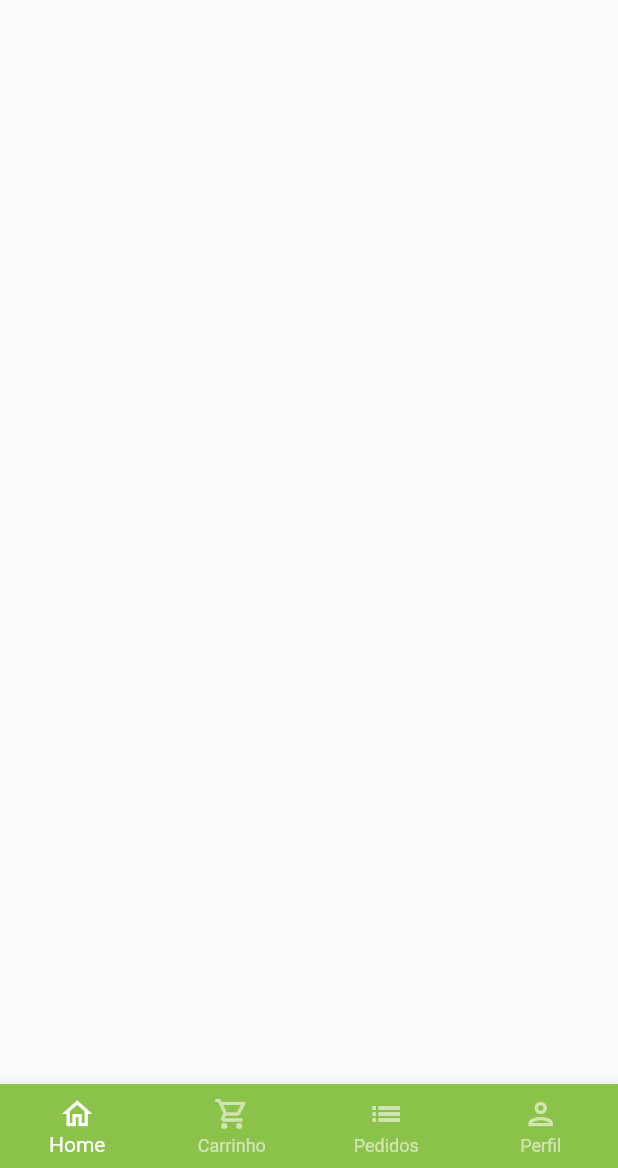
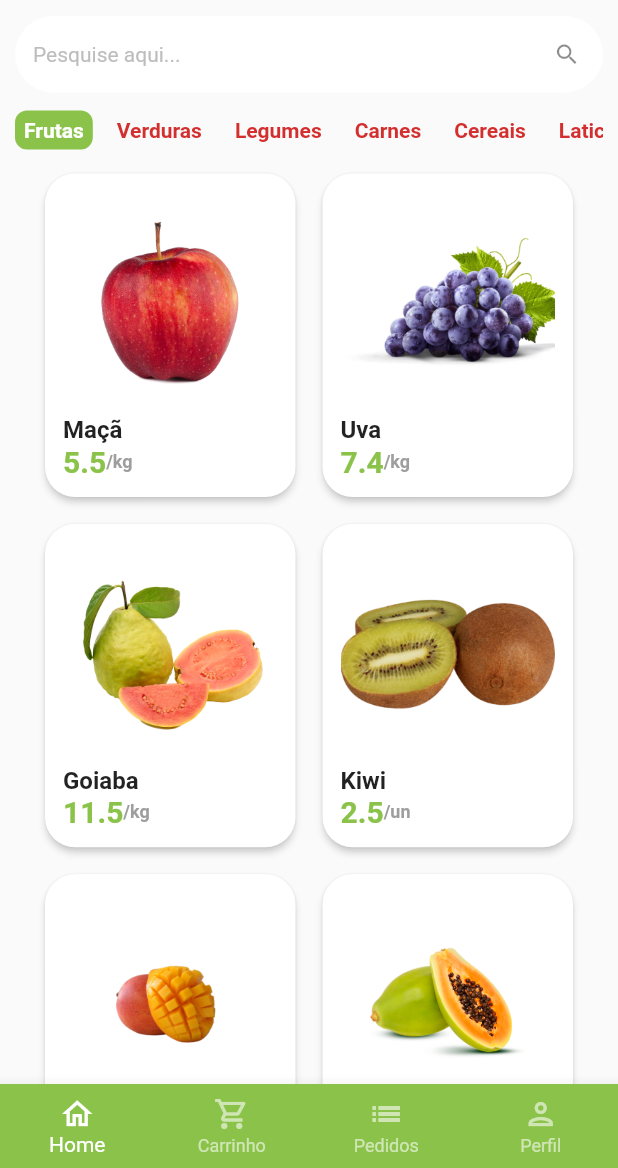
Before and after one commit to diegovilarinho/greengrocerapp, a Flutter app: the screen it shows after launch, after a tap on "Entrar", on a phone screen of 412 x 824 dp, the part 68-1236 px from its top. Run offline on Flutter 3.47's test engine with Material 2 defaults, Android fonts, the phone set to English and light mode, and no system bars; drawn by our look-alikes of badges; our stand-ins replace animated_text_kit, mask_text_input_formatter.

Commit message:
added mocks and implemented products grid

```diff
--- a/lib/main.dart
+++ b/lib/main.dart
@@ -1,6 +1,6 @@
 import 'package:flutter/material.dart';
 
-import 'src/auth/sign_in_screen.dart';
+import 'src/screens/auth/sign_in_screen.dart';
 
 void main() {
   runApp(const MyApp());
--- /dev/null
+++ b/lib/src/data/mock_api.dart
@@ -0,0 +1,75 @@
+import 'package:greengrocer/src/models/item_model.dart';
+
+ItemModel apple = ItemModel(
+  description:
+      'A melhor maçã da região e que conta com o melhor preço de qualquer quitanda. Este item conta com vitaminas essenciais para o fortalecimento corporal, resultando em uma vida saudável.',
+  imgUrl: 'assets/fruits/apple.png',
+  itemName: 'Maçã',
+  price: 5.5,
+  unit: 'kg',
+);
+
+ItemModel grape = ItemModel(
+  imgUrl: 'assets/fruits/grape.png',
+  itemName: 'Uva',
+  price: 7.4,
+  unit: 'kg',
+  description:
+      'A melhor uva da região e que conta com o melhor preço de qualquer quitanda. Este item conta com vitaminas essenciais para o fortalecimento corporal, resultando em uma vida saudável.',
+);
+
+ItemModel guava = ItemModel(
+  imgUrl: 'assets/fruits/guava.png',
+  itemName: 'Goiaba',
+  price: 11.5,
+  unit: 'kg',
+  description:
+      'A melhor goiaba da região e que conta com o melhor preço de qualquer quitanda. Este item conta com vitaminas essenciais para o fortalecimento corporal, resultando em uma vida saudável.',
+);
+
+ItemModel kiwi = ItemModel(
+  imgUrl: 'assets/fruits/kiwi.png',
+  itemName: 'Kiwi',
+  price: 2.5,
+  unit: 'un',
+  description:
+      'O melhor kiwi da região e que conta com o melhor preço de qualquer quitanda. Este item conta com vitaminas essenciais para o fortalecimento corporal, resultando em uma vida saudável.',
+);
+
+ItemModel mango = ItemModel(
+  imgUrl: 'assets/fruits/mango.png',
+  itemName: 'Manga',
+  price: 2.5,
+  unit: 'un',
+  description:
+      'A melhor manga da região e que conta com o melhor preço de qualquer quitanda. Este item conta com vitaminas essenciais para o fortalecimento corporal, resultando em uma vida saudável.',
+);
+
+ItemModel papaya = ItemModel(
+  imgUrl: 'assets/fruits/papaya.png',
+  itemName: 'Mamão papaya',
+  price: 8,
+  unit: 'kg',
+  description:
+      'O melhor mamão da região e que conta com o melhor preço de qualquer quitanda. Este item conta com vitaminas essenciais para o fortalecimento corporal, resultando em uma vida saudável.',
+);
+
+// Products List
+List<ItemModel> items = [
+  apple,
+  grape,
+  guava,
+  kiwi,
+  mango,
+  papaya,
+];
+
+// Categories List
+List<String> categories = [
+  'Frutas',
+  'Verduras',
+  'Legumes',
+  'Carnes',
+  'Cereais',
+  'Laticíneos',
+];
--- a/lib/src/home/home_tab.dart
+++ /dev/null
@@ -1,67 +0,0 @@
-import 'package:badges/badges.dart';
-import 'package:flutter/material.dart';
-import 'package:flutter/src/widgets/container.dart';
-import 'package:flutter/src/widgets/framework.dart';
-import 'package:greengrocer/src/config/custom_colors.dart';
-
-class HomeTab extends StatelessWidget {
-  const HomeTab({super.key});
-
-  @override
-  Widget build(BuildContext context) {
-    return Scaffold(
-      // AppBar + CartIcon
-      appBar: AppBar(
-        backgroundColor: Colors.transparent,
-        elevation: 0,
-        centerTitle: true,
-        title: Text.rich(
-          TextSpan(
-            style: const TextStyle(fontSize: 30),
-            children: [
-              TextSpan(
-                text: 'Green',
-                style: TextStyle(
-                  color: CustomColors.customSwatchColor,
-                ),
-              ),
-              TextSpan(
-                text: 'grocer',
-                style: TextStyle(
-                  color: CustomColors.customContrastColor,
-                ),
-              ),
-            ],
-          ),
-        ),
-        actions: [
-          Padding(
-            padding: const EdgeInsets.only(
-              top: 15,
-              right: 17,
-            ),
-            child: GestureDetector(
-              onTap: () {
-                print('GO TO CART');
-              },
-              child: Badge(
-                badgeColor: CustomColors.customContrastColor,
-                badgeContent: const Text('10'),
-                child: Icon(
-                  Icons.shopping_cart,
-                  color: CustomColors.customSwatchColor,
-                ),
-              ),
-            ),
-          )
-        ],
-      ),
-
-      // Search Bar
-
-      // Categories badges
-
-      // Products Gri
-    );
-  }
-}
--- /dev/null
+++ b/lib/src/models/item_model.dart
@@ -0,0 +1,15 @@
+class ItemModel {
+  String description;
+  String imgUrl;
+  String itemName;
+  double price;
+  String unit;
+
+  ItemModel({
+    required this.description,
+    required this.imgUrl,
+    required this.itemName,
+    required this.price,
+    required this.unit,
+  });
+}
--- a/lib/src/auth/sign_in_screen.dart
+++ b/lib/src/screens/auth/sign_in_screen.dart
@@ -1,8 +1,8 @@
 import 'package:animated_text_kit/animated_text_kit.dart';
 import 'package:flutter/material.dart';
-import 'package:greengrocer/src/auth/components/custom_text_field.dart';
-import 'package:greengrocer/src/auth/sign_up_screen.dart';
-import 'package:greengrocer/src/base/base_screen.dart';
+import 'package:greengrocer/src/screens/auth/components/custom_text_field.dart';
+import 'package:greengrocer/src/screens/auth/sign_up_screen.dart';
+import 'package:greengrocer/src/screens/base/base_screen.dart';
 import 'package:greengrocer/src/config/custom_colors.dart';
 
 class SignInScreen extends StatelessWidget {
--- a/lib/src/auth/sign_up_screen.dart
+++ b/lib/src/screens/auth/sign_up_screen.dart
@@ -1,6 +1,6 @@
 import 'package:flutter/material.dart';
-import 'package:greengrocer/src/auth/components/custom_text_field.dart';
-import 'package:greengrocer/src/base/base_screen.dart';
+import 'package:greengrocer/src/screens/auth/components/custom_text_field.dart';
+import 'package:greengrocer/src/screens/base/base_screen.dart';
 import 'package:greengrocer/src/config/custom_colors.dart';
 import 'package:mask_text_input_formatter/mask_text_input_formatter.dart';
 
--- a/lib/src/base/base_screen.dart
+++ b/lib/src/screens/base/base_screen.dart
@@ -1,6 +1,6 @@
 import 'package:flutter/material.dart';
 import 'package:greengrocer/src/config/custom_colors.dart';
-import 'package:greengrocer/src/home/home_tab.dart';
+import 'package:greengrocer/src/screens/home/home_tab.dart';
 
 class BaseScreen extends StatefulWidget {
   const BaseScreen({super.key});
--- /dev/null
+++ b/lib/src/screens/home/components/category_tile.dart
@@ -0,0 +1,40 @@
+import 'package:flutter/material.dart';
+import 'package:greengrocer/src/config/custom_colors.dart';
+
+class CategoryTile extends StatelessWidget {
+  final String categoryName;
+  final bool isSelected;
+  final VoidCallback onPressed;
+
+  const CategoryTile(
+      {Key? key,
+      required this.categoryName,
+      required this.isSelected,
+      required this.onPressed})
+      : super(key: key);
+
+  @override
+  Widget build(BuildContext context) {
+    return GestureDetector(
+      onTap: onPressed,
+      child: Align(
+        alignment: Alignment.center,
+        child: Container(
+          padding: const EdgeInsets.symmetric(horizontal: 6, vertical: 5),
+          decoration: BoxDecoration(
+              color: isSelected
+                  ? CustomColors.customSwatchColor
+                  : Colors.transparent,
+              borderRadius: BorderRadius.circular(8)),
+          child: Text(categoryName,
+              style: TextStyle(
+                color: isSelected
+                    ? Colors.white
+                    : CustomColors.customContrastColor,
+                fontWeight: FontWeight.bold,
+              )),
+        ),
+      ),
+    );
+  }
+}
--- /dev/null
+++ b/lib/src/screens/home/components/item_tile.dart
@@ -0,0 +1,65 @@
+import 'package:flutter/material.dart';
+import 'package:flutter/src/widgets/container.dart';
+import 'package:greengrocer/src/config/custom_colors.dart';
+import 'package:greengrocer/src/models/item_model.dart';
+
+class ItemTile extends StatelessWidget {
+  final ItemModel item;
+
+  const ItemTile({
+    Key? key,
+    required this.item,
+  }) : super(key: key);
+
+  @override
+  Widget build(BuildContext context) {
+    return Card(
+      elevation: 2,
+      shadowColor: Colors.grey.shade300,
+      shape: RoundedRectangleBorder(borderRadius: BorderRadius.circular(20)),
+      child: Padding(
+        padding: const EdgeInsets.all(12),
+        child: Column(
+          crossAxisAlignment: CrossAxisAlignment.stretch,
+          children: [
+            // Item Image
+            Expanded(
+              child: Image.asset(item.imgUrl),
+            ),
+
+            // Item Name
+            Text(
+              item.itemName,
+              style: const TextStyle(
+                fontSize: 16,
+                fontWeight: FontWeight.bold,
+              ),
+            ),
+
+            // Item Price + Item Unity
+            Row(
+              children: [
+                Text(
+                  item.price.toString(),
+                  style: TextStyle(
+                    fontSize: 20,
+                    fontWeight: FontWeight.bold,
+                    color: CustomColors.customSwatchColor,
+                  ),
+                ),
+                Text(
+                  '/${item.unit}',
+                  style: TextStyle(
+                    fontSize: 12,
+                    fontWeight: FontWeight.bold,
+                    color: Colors.grey.shade500,
+                  ),
+                ),
+              ],
+            ),
+          ],
+        ),
+      ),
+    );
+  }
+}
--- /dev/null
+++ b/lib/src/screens/home/home_tab.dart
@@ -0,0 +1,136 @@
+import 'package:badges/badges.dart';
+import 'package:flutter/material.dart';
+import 'package:greengrocer/src/config/custom_colors.dart';
+import 'package:greengrocer/src/screens/home/components/category_tile.dart';
+import 'package:greengrocer/src/data/mock_api.dart' as mockApi;
+import 'package:greengrocer/src/screens/home/components/item_tile.dart';
+
+class HomeTab extends StatefulWidget {
+  const HomeTab({super.key});
+
+  @override
+  State<HomeTab> createState() => _HomeTabState();
+}
+
+class _HomeTabState extends State<HomeTab> {
+  String selectedCategory = 'Frutas';
+
+  @override
+  Widget build(BuildContext context) {
+    return Scaffold(
+      // AppBar + CartIcon
+      appBar: AppBar(
+        backgroundColor: Colors.transparent,
+        elevation: 0,
+        centerTitle: true,
+        title: Text.rich(
+          TextSpan(
+            style: const TextStyle(fontSize: 30),
+            children: [
+              TextSpan(
+                text: 'Green',
+                style: TextStyle(
+                  color: CustomColors.customSwatchColor,
+                ),
+              ),
+              TextSpan(
+                text: 'grocer',
+                style: TextStyle(
+                  color: CustomColors.customContrastColor,
+                ),
+              ),
+            ],
+          ),
+        ),
+        actions: [
+          Padding(
+            padding: const EdgeInsets.only(
+              top: 15,
+              right: 17,
+            ),
+            child: GestureDetector(
+              onTap: () {
+                print('GO TO CART');
+              },
+              child: Badge(
+                badgeColor: CustomColors.customContrastColor,
+                badgeContent: const Text('10'),
+                child: Icon(
+                  Icons.shopping_cart,
+                  color: CustomColors.customSwatchColor,
+                ),
+              ),
+            ),
+          )
+        ],
+      ),
+
+      body: Padding(
+        padding: const EdgeInsets.symmetric(horizontal: 10),
+        child: Column(
+          children: [
+            // Search Bar
+            TextFormField(
+              decoration: InputDecoration(
+                filled: true,
+                fillColor: Colors.white,
+                isDense: true,
+                hintText: 'Pesquise aqui...',
+                hintStyle: TextStyle(
+                  color: Colors.grey.shade400,
+                  fontSize: 14,
+                ),
+                suffixIcon: const Icon(Icons.search),
+                border: OutlineInputBorder(
+                    borderRadius: BorderRadius.circular(60),
+                    borderSide: const BorderSide(
+                      width: 0,
+                      style: BorderStyle.none,
+                    )),
+              ),
+            ),
+
+            // Categories tiles
+            Padding(
+              padding: const EdgeInsets.symmetric(vertical: 5),
+              child: SizedBox(
+                height: 40,
+                child: ListView.separated(
+                  scrollDirection: Axis.horizontal,
+                  itemBuilder: (_, index) {
+                    return CategoryTile(
+                      categoryName: mockApi.categories[index],
+                      isSelected: mockApi.categories[index] == selectedCategory,
+                      onPressed: () => setState(
+                          () => selectedCategory = mockApi.categories[index]),
+                    );
+                  },
+                  separatorBuilder: (_, index) => const SizedBox(width: 10),
+                  itemCount: mockApi.categories.length,
+                ),
+              ),
+            ),
+
+            // Products Grid
+            Expanded(
+              child: GridView.builder(
+                padding: const EdgeInsets.fromLTRB(16, 0, 16, 16),
+                physics: const BouncingScrollPhysics(),
+                gridDelegate: const SliverGridDelegateWithFixedCrossAxisCount(
+                  crossAxisCount: 2,
+                  mainAxisSpacing: 10,
+                  crossAxisSpacing: 10,
+                  childAspectRatio: 9 / 11.5,
+                ),
+                itemCount: mockApi.items.length,
+                itemBuilder: (_, index) {
+                  return ItemTile(item: mockApi.items[index]);
+                },
+              ),
+            )
+          ],
+        ),
+      ),
+    );
+  }
+}
--- a/pubspec.yaml
+++ b/pubspec.yaml
@@ -66,9 +66,8 @@ flutter:
   uses-material-design: true
 
   # To add assets to your application, add an assets section, like this:
-  # assets:
-  #   - images/a_dot_burr.jpeg
-  #   - images/a_dot_ham.jpeg
+  assets:
+    - assets/fruits/
 
   # An image asset can refer to one or more resolution-specific "variants", see
   # https://flutter.dev/assets-and-images/#resolution-aware
```
Also changed, not shown: assets/fruits/apple.png (added), assets/fruits/grape.png (added), assets/fruits/guava.png (added), assets/fruits/kiwi.png (added), assets/fruits/mango.png (added), assets/fruits/papaya.png (added), lib/src/screens/auth/components/custom_text_field.dart (renamed from lib/src/auth/components/custom_text_field.dart).
